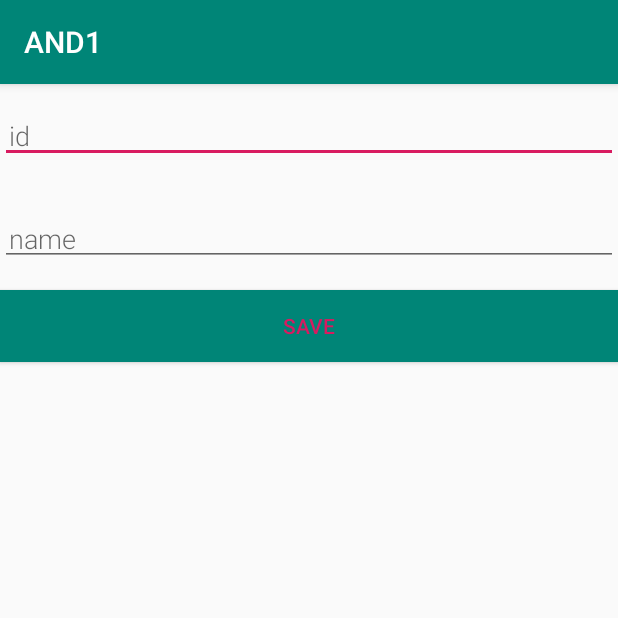
After one commit to raduorleanu/Android, an Android app: the NewPlaceActivity screen opened directly, with no data from a screen before it, on a phone screen of 412 x 824 dp, the top half of it. The commit adds this screen. Run offline under Robolectric (Android 15) with nearby library versions, the phone set to English and light mode, and no system bars.

Commit message:
added minimum app skeleton

```diff
--- a/app/src/main/AndroidManifest.xml
+++ b/app/src/main/AndroidManifest.xml
@@ -16,6 +16,7 @@
                 <category android:name="android.intent.category.LAUNCHER" />
             </intent-filter>
         </activity>
+        <activity android:name=".activities.NewPlaceActivity"></activity>
     </application>
 
 </manifest>
--- /dev/null
+++ b/app/src/main/java/io/github/raduorleanu/and1/activities/NewPlaceActivity.java
@@ -0,0 +1,53 @@
+package io.github.raduorleanu.and1.activities;
+
+import android.content.Intent;
+import android.support.v7.app.AppCompatActivity;
+import android.os.Bundle;
+import android.text.TextUtils;
+import android.view.View;
+import android.widget.Button;
+import android.widget.EditText;
+
+import io.github.raduorleanu.and1.R;
+
+public class NewPlaceActivity extends AppCompatActivity {
+
+    //public static final String EXTRA_REPLY = "com.example.android.wordlistsql.REPLY";
+
+    private EditText idText;
+    private EditText nameText;
+
+
+    @Override
+    protected void onCreate(Bundle savedInstanceState) {
+        super.onCreate(savedInstanceState);
+        setContentView(R.layout.activity_new_place);
+
+        idText = findViewById(R.id.edit_place_id);
+        nameText = findViewById(R.id.edit_place_name);
+
+        final Button button = findViewById(R.id.button_save);
+
+        button.setOnClickListener(new View.OnClickListener() {
+            public void onClick(View view) {
+                Intent replyIntent = new Intent();
+                if (TextUtils.isEmpty(idText.getText())) {
+                    setResult(RESULT_CANCELED, replyIntent);
+                } else {
+                    String id = idText.getText().toString();
+                    replyIntent.putExtra("new_id", id);
+                    setResult(RESULT_OK, replyIntent);
+                }
+
+                if (TextUtils.isEmpty(nameText.getText())) {
+                    setResult(RESULT_CANCELED, replyIntent);
+                } else {
+                    String name = nameText.getText().toString();
+                    replyIntent.putExtra("new_name", name);
+                    setResult(RESULT_OK, replyIntent);
+                }
+                finish();
+            }
+        });
+    }
+}
--- /dev/null
+++ b/app/src/main/res/layout/activity_new_place.xml
@@ -0,0 +1,39 @@
+<?xml version="1.0" encoding="utf-8"?>
+
+<LinearLayout xmlns:android="http://schemas.android.com/apk/res/android"
+    android:orientation="vertical" android:layout_width="match_parent"
+    android:layout_height="match_parent">
+
+    <EditText
+        android:id="@+id/edit_place_id"
+        android:layout_width="match_parent"
+        android:layout_height="wrap_content"
+        android:fontFamily="sans-serif-light"
+        android:hint="id"
+        android:inputType="textAutoComplete"
+        android:padding="@dimen/small_padding"
+        android:layout_marginBottom="@dimen/big_padding"
+        android:layout_marginTop="@dimen/big_padding"
+        android:textSize="18sp" />
+
+    <EditText
+        android:id="@+id/edit_place_name"
+        android:layout_width="match_parent"
+        android:layout_height="wrap_content"
+        android:fontFamily="sans-serif-light"
+        android:hint="name"
+        android:inputType="textAutoComplete"
+        android:padding="@dimen/small_padding"
+        android:layout_marginBottom="@dimen/big_padding"
+        android:layout_marginTop="@dimen/big_padding"
+        android:textSize="18sp" />
+
+    <Button
+        android:id="@+id/button_save"
+        android:layout_width="match_parent"
+        android:layout_height="wrap_content"
+        android:background="@color/colorPrimary"
+        android:text="save"
+        android:textColor="@color/colorAccent" />
+
+</LinearLayout>
--- /dev/null
+++ b/app/src/main/res/values/dimensions.xml
@@ -0,0 +1,5 @@
+<resources>
+    <dimen name="fab_margin">16dp</dimen>
+    <dimen name="small_padding">6dp</dimen>
+    <dimen name="big_padding">16dp</dimen>
+</resources>
--- a/build.gradle
+++ b/build.gradle
@@ -25,3 +25,8 @@ allprojects {
 task clean(type: Delete) {
     delete rootProject.buildDir
 }
+
+ext {
+    roomVersion = '1.1.1'
+    archLifecycleVersion = '1.1.1'
+}
```
Also changed, not shown: app/build.gradle (+13 -0 lines), app/src/main/java/io/github/raduorleanu/and1/MainActivity.java (+58 -2 lines), app/src/main/java/io/github/raduorleanu/and1/adapters/PlaceListAdapter.java (added, +61 -0 lines), app/src/main/java/io/github/raduorleanu/and1/data_acess_objects/IPlaceDao.java (added, +34 -0 lines), app/src/main/java/io/github/raduorleanu/and1/database/PlacesDatabase.java (added, +67 -0 lines), app/src/main/java/io/github/raduorleanu/and1/models/Place.java (added, +108 -0 lines), app/src/main/java/io/github/raduorleanu/and1/repo/PlaceRepository.java (added, +48 -0 lines), app/src/main/java/io/github/raduorleanu/and1/view_models/PlaceViewModel.java (added, +31 -0 lines), app/src/main/res/drawable/ic_add_black_24dp.xml (added, +9 -0 lines), app/src/main/res/layout/activity_main.xml (+25 -8 lines), app/src/main/res/layout/content_main.xml (added, +16 -0 lines), app/src/main/res/layout/recyclerview_item.xml (added, +12 -0 lines), app/src/main/res/values/styles.xml (+21 -0 lines).
